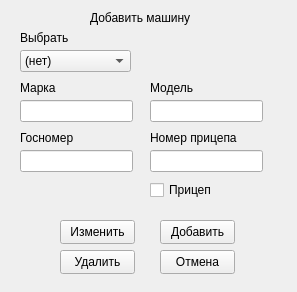
Before: the Qt Designer form my_helper/my_helper/designer_ui/new_auto.ui in SmolPO/vertical, drawn with Qt 5.
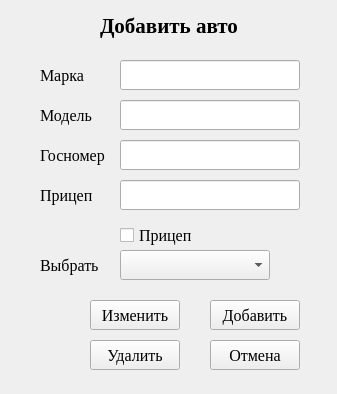
After: the same form once the commit is applied.

```diff
--- a/my_helper/my_helper/designer_ui/new_auto.ui
+++ b/my_helper/my_helper/designer_ui/new_auto.ui
@@ -6,8 +6,8 @@
    <rect>
     <x>0</x>
     <y>0</y>
-    <width>297</width>
-    <height>292</height>
+    <width>337</width>
+    <height>394</height>
    </rect>
   </property>
   <property name="windowTitle">
@@ -16,65 +16,102 @@
   <widget class="QLabel" name="label">
    <property name="geometry">
     <rect>
-     <x>90</x>
+     <x>100</x>
      <y>10</y>
-     <width>121</width>
-     <height>16</height>
+     <width>151</width>
+     <height>31</height>
     </rect>
    </property>
+   <property name="font">
+    <font>
+     <family>Times New Roman</family>
+     <pointsize>16</pointsize>
+     <bold>true</bold>
+    </font>
+   </property>
    <property name="text">
-    <string>Добавить машину</string>
+    <string>Добавить авто</string>
    </property>
   </widget>
   <widget class="QLineEdit" name="brand">
    <property name="geometry">
     <rect>
-     <x>20</x>
-     <y>100</y>
-     <width>113</width>
-     <height>22</height>
+     <x>120</x>
+     <y>60</y>
+     <width>180</width>
+     <height>30</height>
     </rect>
    </property>
+   <property name="font">
+    <font>
+     <family>Times New Roman</family>
+     <pointsize>12</pointsize>
+    </font>
+   </property>
   </widget>
   <widget class="QLineEdit" name="model">
    <property name="geometry">
     <rect>
-     <x>150</x>
+     <x>120</x>
      <y>100</y>
-     <width>113</width>
-     <height>22</height>
+     <width>180</width>
+     <height>30</height>
     </rect>
    </property>
+   <property name="font">
+    <font>
+     <family>Times New Roman</family>
+     <pointsize>12</pointsize>
+    </font>
+   </property>
   </widget>
   <widget class="QLineEdit" name="gov_number">
    <property name="geometry">
     <rect>
-     <x>20</x>
-     <y>150</y>
-     <width>113</width>
-     <height>22</height>
+     <x>120</x>
+     <y>140</y>
+     <width>180</width>
+     <height>30</height>
     </rect>
    </property>
+   <property name="font">
+    <font>
+     <family>Times New Roman</family>
+     <pointsize>12</pointsize>
+    </font>
+   </property>
   </widget>
   <widget class="QLineEdit" name="track_number">
    <property name="geometry">
     <rect>
-     <x>150</x>
-     <y>150</y>
-     <width>113</width>
-     <height>22</height>
+     <x>120</x>
+     <y>180</y>
+     <width>180</width>
+     <height>30</height>
     </rect>
    </property>
+   <property name="font">
+    <font>
+     <family>Times New Roman</family>
+     <pointsize>12</pointsize>
+    </font>
+   </property>
   </widget>
   <widget class="QLabel" name="label_2">
    <property name="geometry">
     <rect>
-     <x>20</x>
-     <y>80</y>
-     <width>49</width>
-     <height>16</height>
+     <x>40</x>
+     <y>60</y>
+     <width>71</width>
+     <height>30</height>
     </rect>
    </property>
+   <property name="font">
+    <font>
+     <family>Times New Roman</family>
+     <pointsize>12</pointsize>
+    </font>
+   </property>
    <property name="text">
     <string>Марка</string>
    </property>
@@ -82,12 +119,18 @@
   <widget class="QLabel" name="label_3">
    <property name="geometry">
     <rect>
-     <x>150</x>
-     <y>80</y>
-     <width>49</width>
-     <height>16</height>
+     <x>40</x>
+     <y>100</y>
+     <width>61</width>
+     <height>30</height>
     </rect>
    </property>
+   <property name="font">
+    <font>
+     <family>Times New Roman</family>
+     <pointsize>12</pointsize>
+    </font>
+   </property>
    <property name="text">
     <string>Модель</string>
    </property>
@@ -95,12 +138,18 @@
   <widget class="QLabel" name="label_4">
    <property name="geometry">
     <rect>
-     <x>20</x>
-     <y>130</y>
-     <width>81</width>
-     <height>16</height>
+     <x>40</x>
+     <y>140</y>
+     <width>71</width>
+     <height>30</height>
     </rect>
    </property>
+   <property name="font">
+    <font>
+     <family>Times New Roman</family>
+     <pointsize>12</pointsize>
+    </font>
+   </property>
    <property name="text">
     <string>Госномер</string>
    </property>
@@ -108,25 +157,37 @@
   <widget class="QLabel" name="label_5">
    <property name="geometry">
     <rect>
-     <x>150</x>
-     <y>130</y>
-     <width>101</width>
-     <height>16</height>
+     <x>40</x>
+     <y>180</y>
+     <width>71</width>
+     <height>30</height>
     </rect>
    </property>
+   <property name="font">
+    <font>
+     <family>Times New Roman</family>
+     <pointsize>12</pointsize>
+    </font>
+   </property>
    <property name="text">
-    <string>Номер прицепа</string>
+    <string>Прицеп</string>
    </property>
   </widget>
   <widget class="QPushButton" name="b_ok">
    <property name="geometry">
     <rect>
-     <x>160</x>
-     <y>220</y>
-     <width>75</width>
-     <height>24</height>
+     <x>210</x>
+     <y>300</y>
+     <width>90</width>
+     <height>30</height>
     </rect>
    </property>
+   <property name="font">
+    <font>
+     <family>Times New Roman</family>
+     <pointsize>12</pointsize>
+    </font>
+   </property>
    <property name="text">
     <string>Добавить</string>
    </property>
@@ -134,12 +195,18 @@
   <widget class="QPushButton" name="b_cancel">
    <property name="geometry">
     <rect>
-     <x>160</x>
-     <y>250</y>
-     <width>75</width>
-     <height>24</height>
+     <x>210</x>
+     <y>340</y>
+     <width>90</width>
+     <height>30</height>
     </rect>
    </property>
+   <property name="font">
+    <font>
+     <family>Times New Roman</family>
+     <pointsize>12</pointsize>
+    </font>
+   </property>
    <property name="text">
     <string>Отмена</string>
    </property>
@@ -147,12 +214,18 @@
   <widget class="QPushButton" name="b_change">
    <property name="geometry">
     <rect>
-     <x>60</x>
-     <y>220</y>
-     <width>75</width>
-     <height>24</height>
+     <x>90</x>
+     <y>300</y>
+     <width>90</width>
+     <height>30</height>
     </rect>
    </property>
+   <property name="font">
+    <font>
+     <family>Times New Roman</family>
+     <pointsize>12</pointsize>
+    </font>
+   </property>
    <property name="text">
     <string>Изменить</string>
    </property>
@@ -160,27 +233,34 @@
   <widget class="QComboBox" name="cb_select">
    <property name="geometry">
     <rect>
-     <x>20</x>
-     <y>50</y>
-     <width>111</width>
-     <height>22</height>
+     <x>120</x>
+     <y>250</y>
+     <width>150</width>
+     <height>30</height>
     </rect>
    </property>
-   <item>
-    <property name="text">
-     <string>(нет)</string>
-    </property>
-   </item>
+   <property name="font">
+    <font>
+     <family>Times New Roman</family>
+     <pointsize>12</pointsize>
+    </font>
+   </property>
   </widget>
   <widget class="QLabel" name="label_6">
    <property name="geometry">
     <rect>
-     <x>20</x>
-     <y>30</y>
-     <width>49</width>
-     <height>16</height>
+     <x>40</x>
+     <y>250</y>
+     <width>71</width>
+     <height>30</height>
     </rect>
    </property>
+   <property name="font">
+    <font>
+     <family>Times New Roman</family>
+     <pointsize>12</pointsize>
+    </font>
+   </property>
    <property name="text">
     <string>Выбрать</string>
    </property>
@@ -188,12 +268,18 @@
   <widget class="QPushButton" name="b_kill">
    <property name="geometry">
     <rect>
-     <x>60</x>
-     <y>250</y>
-     <width>75</width>
-     <height>24</height>
+     <x>90</x>
+     <y>340</y>
+     <width>90</width>
+     <height>30</height>
     </rect>
    </property>
+   <property name="font">
+    <font>
+     <family>Times New Roman</family>
+     <pointsize>12</pointsize>
+    </font>
+   </property>
    <property name="text">
     <string>Удалить</string>
    </property>
@@ -201,12 +287,18 @@
   <widget class="QCheckBox" name="is_track">
    <property name="geometry">
     <rect>
-     <x>150</x>
-     <y>180</y>
-     <width>76</width>
-     <height>20</height>
+     <x>120</x>
+     <y>220</y>
+     <width>101</width>
+     <height>30</height>
     </rect>
    </property>
+   <property name="font">
+    <font>
+     <family>Times New Roman</family>
+     <pointsize>12</pointsize>
+    </font>
+   </property>
    <property name="text">
     <string>Прицеп</string>
    </property>
```
